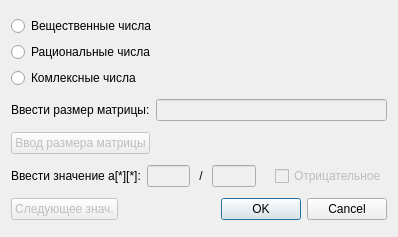
Above: prog4client/addvaluematrixdialog.ui from Robbivan/GuiClientServerQT before the change. Below: the same form after it.
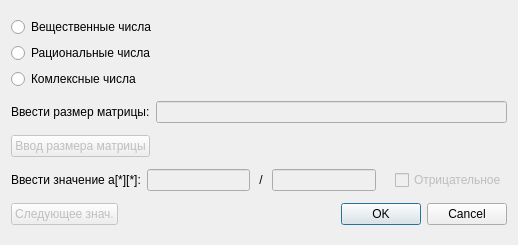
That is the form after the change.

Patch:
```diff
--- a/prog4client/addvaluematrixdialog.ui
+++ b/prog4client/addvaluematrixdialog.ui
@@ -6,8 +6,8 @@
    <rect>
     <x>0</x>
     <y>0</y>
-    <width>398</width>
-    <height>237</height>
+    <width>518</width>
+    <height>245</height>
    </rect>
   </property>
   <property name="windowTitle">
```
